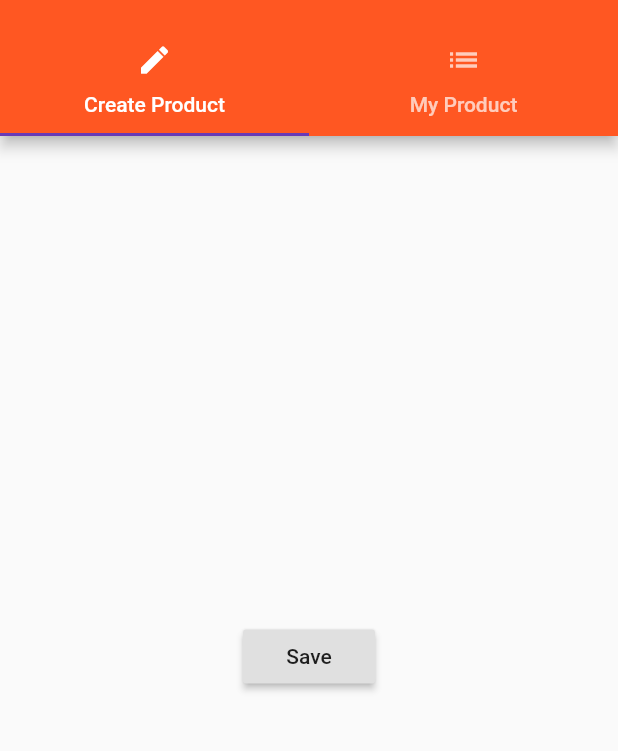
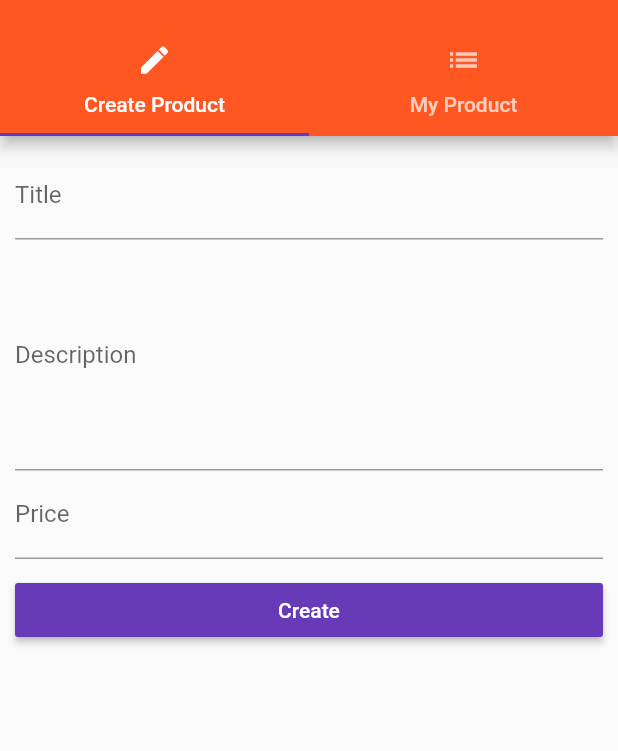
Before and after one commit to fardeen9983/Flutter-Projects, a Flutter app: the ProductsAdminPage screen opened by its route, on a phone screen of 412 x 824 dp, the part 59-810 px from its top. Run offline on Flutter 3.47's test engine with Material 2 defaults, Android fonts, the phone set to English and light mode, and no system bars.

Commit message:
Create Product form complete. Added a switch

```diff
--- a/easy_list/lib/pages/product_create.dart
+++ b/easy_list/lib/pages/product_create.dart
@@ -1,21 +1,74 @@
 import 'package:flutter/material.dart';
+import 'package:flutter/services.dart';
 
-class ProductCreatePage extends StatelessWidget {
+class ProductCreatePage extends StatefulWidget {
+  final Function addProduct;
+
+  const ProductCreatePage({Key key, this.addProduct}) : super(key: key);
+  @override
+  State<StatefulWidget> createState() {
+    return _ProductCreateState();
+  }
+}
+
+class _ProductCreateState extends State<ProductCreatePage> {
+  TextEditingController title, desc, price;
+  @override
+  void initState() {
+    title = TextEditingController();
+    desc = TextEditingController();
+    price = TextEditingController();
+    super.initState();
+  }
+
+  @override
+  void dispose() {
+    title.dispose();
+    desc.dispose();
+    price.dispose();
+    super.dispose();
+  }
+
   @override
   Widget build(BuildContext context) {
     return Container(
-      alignment: Alignment.center,
-      child: Center(
-          child: RaisedButton(
-        child: Text("Save"),
-        onPressed: () {
-          showModalBottomSheet(
-              context: context,
-              builder: (context) => Center(
-                    child: Text("This is a modal"),
-                  ));
-        },
-      )),
+      margin: EdgeInsets.all(10.0),
+      child: ListView(
+        children: <Widget>[
+          TextField(
+            decoration: InputDecoration(labelText: "Title"),
+            controller: title,
+          ),
+          TextField(
+            decoration: InputDecoration(labelText: "Description"),
+            controller: desc,
+            maxLines: 6,
+          ),
+          TextField(
+            decoration: InputDecoration(labelText: "Price"),
+            controller: price,
+            keyboardType: TextInputType.number,
+          ),
+          SizedBox(height: 10.0,),
+          RaisedButton(
+            color: Theme.of(context).accentColor,
+            textColor: Colors.white,
+            child: Text("Create"),
+            onPressed: () {
+              String title = this.title.text;
+              String desc = this.desc.text;
+              double price = double.parse(this.price.text);
+              widget.addProduct({
+                'title': title,
+                'desc': desc,
+                'image': 'assets/food.jpg',
+                'price': price
+              });
+              Navigator.pushNamed(context, "/");
+            },
+          )
+        ],
+      ),
     );
   }
 }
--- a/easy_list/lib/pages/products_admin.dart
+++ b/easy_list/lib/pages/products_admin.dart
@@ -1,9 +1,11 @@
 import 'package:easy_list/pages/product_create.dart';
 import 'package:easy_list/pages/product_list.dart';
-import 'package:easy_list/pages/products.dart';
 import 'package:flutter/material.dart';
 
 class ProductsAdminPage extends StatelessWidget {
+  final Function addProduct, deleteProduct;
+
+  const ProductsAdminPage(this.addProduct, this.deleteProduct);
   @override
   Widget build(BuildContext context) {
     return DefaultTabController(
@@ -19,16 +21,14 @@ class ProductsAdminPage extends StatelessWidget {
                   child: Text("Create Product"),
                 ),
                 Tab(
-                  icon : Icon(Icons.list),
+                  icon: Icon(Icons.list),
                   child: Text("My Product"),
                 )
               ],
             ),
           ),
           body: TabBarView(
-            children: <Widget>[
-              ProductCreatePage(),ProductListPage()
-            ],
+            children: <Widget>[ProductCreatePage(addProduct: addProduct,), ProductListPage()],
           ),
           drawer: Drawer(
             child: Column(
```
Also changed, not shown: easy_list/lib/main.dart (+3 -4 lines), easy_list/lib/pages/products.dart (+28 -8 lines), easy_list/lib/product_control.dart (deleted, +0 -18 lines), easy_list/lib/product_manager.dart (deleted, +0 -29 lines), easy_list/lib/products.dart (+7 -11 lines).
